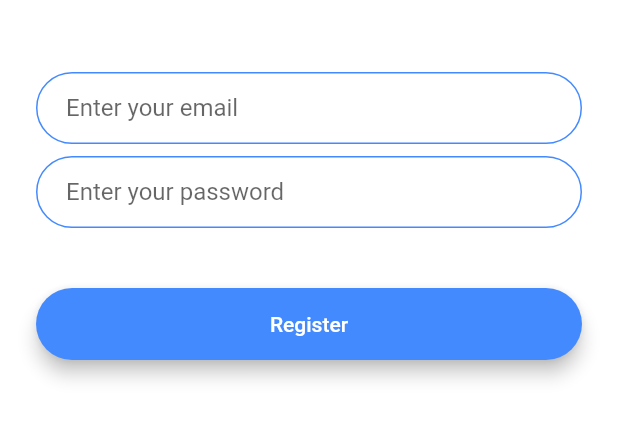
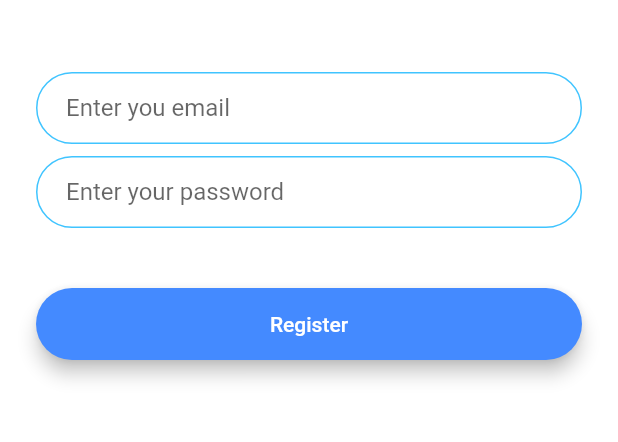
Before and after one commit to mannuelf/flutter-chat, a Flutter app: the RegistrationScreen screen opened by its route, after a tap on "Register", on a phone screen of 412 x 824 dp, the part 576-1018 px from its top. Run offline on Flutter 3.47's test engine with Material 2 defaults, Android fonts, the phone set to English and light mode, and no system bars; our stand-ins replace animated_text_kit.

Commit message:
updated sdk versions

```diff
--- a/lib/screens/registration_screen.dart
+++ b/lib/screens/registration_screen.dart
@@ -1,3 +1,4 @@
+import 'package:chatapp/constants.dart';
 import 'package:flutter/material.dart';
 
 class RegistrationScreen extends StatefulWidget {
@@ -9,6 +10,9 @@ class RegistrationScreen extends StatefulWidget {
 }
 
 class _RegistrationScreenState extends State<RegistrationScreen> {
+  String email = '';
+  String password = '';
+
   @override
   Widget build(BuildContext context) {
     return Scaffold(
@@ -30,50 +34,20 @@ class _RegistrationScreenState extends State<RegistrationScreen> {
               height: 48.0,
             ),
             TextField(
-              onChanged: (value) {
-                //Do something with the user input.
-              },
-              decoration: const InputDecoration(
-                hintText: 'Enter your email',
-                contentPadding:
-                    EdgeInsets.symmetric(vertical: 10.0, horizontal: 20.0),
-                border: OutlineInputBorder(
-                  borderRadius: BorderRadius.all(Radius.circular(32.0)),
-                ),
-                enabledBorder: OutlineInputBorder(
-                  borderSide: BorderSide(color: Colors.blueAccent, width: 1.0),
-                  borderRadius: BorderRadius.all(Radius.circular(32.0)),
-                ),
-                focusedBorder: OutlineInputBorder(
-                  borderSide: BorderSide(color: Colors.blueAccent, width: 2.0),
-                  borderRadius: BorderRadius.all(Radius.circular(32.0)),
-                ),
-              ),
-            ),
+                onChanged: (value) {
+                  email = value;
+                },
+                decoration:
+                    kTextFieldDecoration.copyWith(hintText: 'Enter you email')),
             const SizedBox(
               height: 8.0,
             ),
             TextField(
-              onChanged: (value) {
-                //Do something with the user input.
-              },
-              decoration: const InputDecoration(
-                hintText: 'Enter your password',
-                contentPadding:
-                    EdgeInsets.symmetric(vertical: 10.0, horizontal: 20.0),
-                border: OutlineInputBorder(
-                  borderRadius: BorderRadius.all(Radius.circular(32.0)),
-                ),
-                enabledBorder: OutlineInputBorder(
-                  borderSide: BorderSide(color: Colors.blueAccent, width: 1.0),
-                  borderRadius: BorderRadius.all(Radius.circular(32.0)),
-                ),
-                focusedBorder: OutlineInputBorder(
-                  borderSide: BorderSide(color: Colors.blueAccent, width: 2.0),
-                  borderRadius: BorderRadius.all(Radius.circular(32.0)),
-                ),
-              ),
-            ),
+                onChanged: (value) {
+                  password = value;
+                },
+                decoration: kTextFieldDecoration.copyWith(
+                    hintText: 'Enter your password')),
             const SizedBox(
               height: 24.0,
             ),
@@ -85,6 +59,9 @@ class _RegistrationScreenState extends State<RegistrationScreen> {
                 elevation: 5.0,
                 child: MaterialButton(
                   onPressed: () {
+                    print('USER DEETS');
+                    print(email);
+                    print(password);
                     //Implement registration functionality.
                   },
                   minWidth: 200.0,
```
Also changed, not shown: 9 other files.
